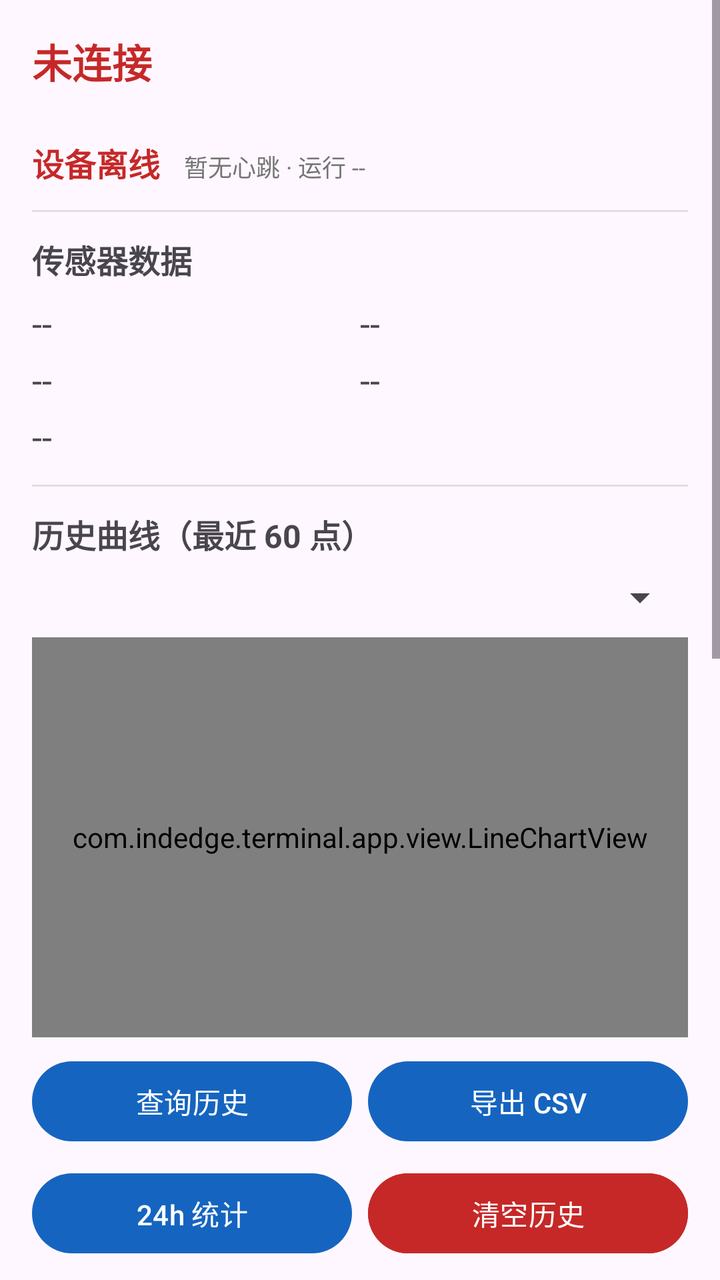
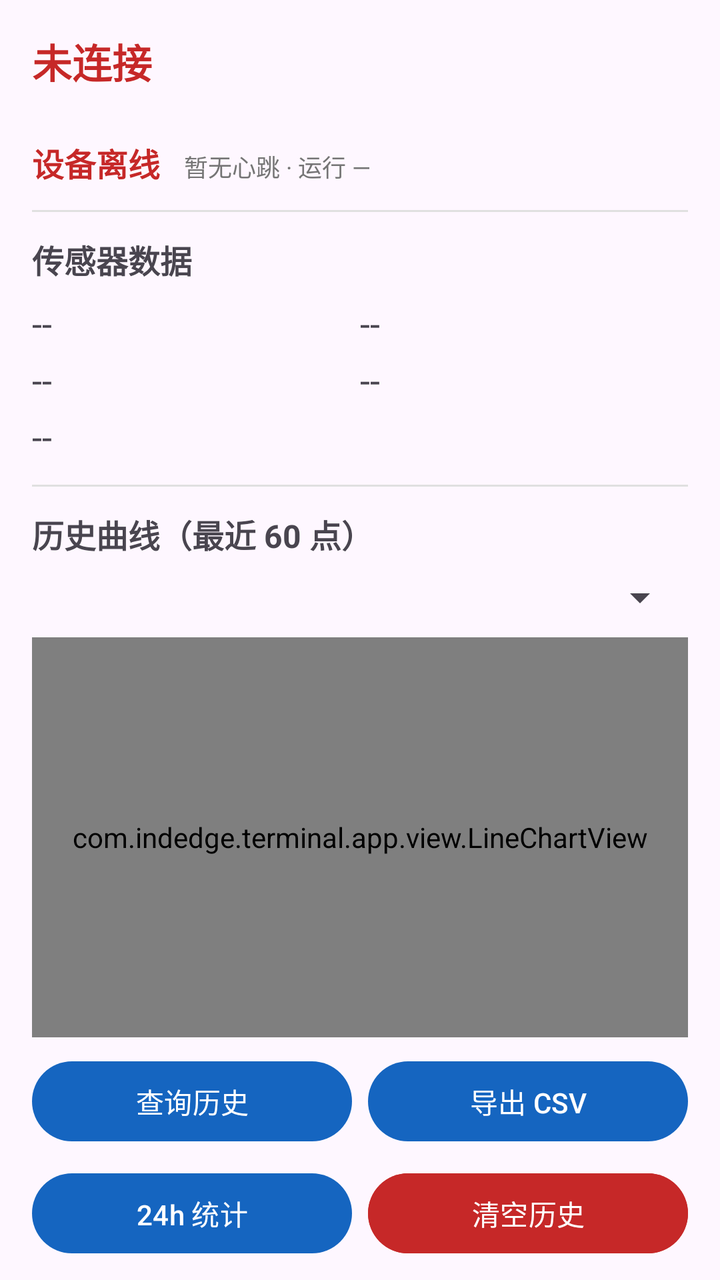

Screens rendered from an Android XML layout before and after an edit, with the pre-edit source and the edit as a unified diff.
<!-- AndroidManifest.xml: application theme Theme.IndustrialEdge -->
<!-- res/layout/fragment_status.xml -->
<?xml version="1.0" encoding="utf-8"?>
<ScrollView xmlns:android="http://schemas.android.com/apk/res/android"
    xmlns:app="http://schemas.android.com/apk/res-auto"
    android:layout_width="match_parent"
    android:layout_height="match_parent">

    <LinearLayout
        android:layout_width="match_parent"
        android:layout_height="wrap_content"
        android:orientation="vertical"
        android:padding="16dp">

        
        <TextView
            android:id="@+id/tvConnState"
            android:layout_width="wrap_content"
            android:layout_height="wrap_content"
            android:text="@string/not_connected"
            android:textSize="20sp"
            android:textStyle="bold"
            android:textColor="@color/red" />

        <TextView
            android:id="@+id/tvConnDetail"
            android:layout_width="wrap_content"
            android:layout_height="wrap_content"
            android:textSize="12sp"
            android:textColor="@color/gray" />

        <LinearLayout
            android:layout_width="match_parent"
            android:layout_height="wrap_content"
            android:layout_marginTop="8dp"
            android:orientation="horizontal">

            <TextView
                android:id="@+id/tvDeviceOnline"
                android:layout_width="wrap_content"
                android:layout_height="wrap_content"
                android:text="@string/device_offline"
                android:textSize="16sp"
                android:textStyle="bold"
                android:textColor="@color/red" />

            <TextView
                android:id="@+id/tvLastHb"
                android:layout_width="wrap_content"
                android:layout_height="wrap_content"
                android:layout_marginStart="12dp"
                android:text="@string/last_hb_none"
                android:textSize="12sp"
                android:textColor="@color/gray" />
        </LinearLayout>

        <View
            android:layout_width="match_parent"
            android:layout_height="1dp"
            android:layout_marginTop="12dp"
            android:layout_marginBottom="12dp"
            android:background="@color/divider" />

        
        <TextView
            android:layout_width="wrap_content"
            android:layout_height="wrap_content"
            android:text="@string/sensor_data"
            android:textSize="16sp"
            android:textStyle="bold" />

        <LinearLayout
            android:layout_width="match_parent"
            android:layout_height="wrap_content"
            android:layout_marginTop="8dp"
            android:orientation="horizontal">

            <TextView
                android:id="@+id/tvTemp"
                android:layout_width="0dp"
                android:layout_height="wrap_content"
                android:layout_weight="1"
                android:text="--"
                android:textSize="18sp" />

            <TextView
                android:id="@+id/tvHumid"
                android:layout_width="0dp"
                android:layout_height="wrap_content"
                android:layout_weight="1"
                android:text="--"
                android:textSize="18sp" />
        </LinearLayout>

        <LinearLayout
            android:layout_width="match_parent"
            android:layout_height="wrap_content"
            android:layout_marginTop="4dp"
            android:orientation="horizontal">

            <TextView
                android:id="@+id/tvGas"
                android:layout_width="0dp"
                android:layout_height="wrap_content"
                android:layout_weight="1"
                android:text="--"
                android:textSize="18sp" />

            <TextView
                android:id="@+id/tvCo2"
                android:layout_width="0dp"
                android:layout_height="wrap_content"
                android:layout_weight="1"
                android:text="--"
                android:textSize="18sp" />
        </LinearLayout>

        <TextView
            android:id="@+id/tvPress"
            android:layout_width="wrap_content"
            android:layout_height="wrap_content"
            android:layout_marginTop="4dp"
            android:text="--"
            android:textSize="18sp" />

        <View
            android:layout_width="match_parent"
            android:layout_height="1dp"
            android:layout_marginTop="12dp"
            android:layout_marginBottom="12dp"
            android:background="@color/divider" />

        
        <TextView
            android:layout_width="wrap_content"
            android:layout_height="wrap_content"
            android:text="@string/history_title"
            android:textSize="16sp"
            android:textStyle="bold" />

        <Spinner
            android:id="@+id/spMetric"
            android:layout_width="match_parent"
            android:layout_height="wrap_content"
            android:layout_marginTop="8dp" />

        <com.indedge.terminal.app.view.LineChartView
            android:id="@+id/historyChart"
            android:layout_width="match_parent"
            android:layout_height="200dp"
            android:layout_marginTop="8dp"
            android:background="@color/surface_soft" />

        <LinearLayout
            android:layout_width="match_parent"
            android:layout_height="wrap_content"
            android:layout_marginTop="8dp"
            android:orientation="horizontal">

            <Button
                android:id="@+id/btnQueryHistory"
                android:layout_width="0dp"
                android:layout_height="wrap_content"
                android:layout_weight="1"
                android:text="@string/history_query" />

            <Space
                android:layout_width="8dp"
                android:layout_height="wrap_content" />

            <Button
                android:id="@+id/btnExportCsv"
                android:layout_width="0dp"
                android:layout_height="wrap_content"
                android:layout_weight="1"
                android:text="@string/history_export" />
        </LinearLayout>

        <LinearLayout
            android:layout_width="match_parent"
            android:layout_height="wrap_content"
            android:layout_marginTop="8dp"
            android:orientation="horizontal">

            <Button
                android:id="@+id/btnStats"
                android:layout_width="0dp"
                android:layout_height="wrap_content"
                android:layout_weight="1"
                android:text="@string/stats_24h" />

            <Space
                android:layout_width="8dp"
                android:layout_height="wrap_content" />

            <Button
                android:id="@+id/btnClearHistory"
                android:layout_width="0dp"
                android:layout_height="wrap_content"
                android:layout_weight="1"
                android:backgroundTint="@color/red"
                android:text="@string/history_clear" />
        </LinearLayout>

        <View
            android:layout_width="match_parent"
            android:layout_height="1dp"
            android:layout_marginTop="12dp"
            android:layout_marginBottom="12dp"
            android:background="@color/divider" />

        
        <LinearLayout
            android:layout_width="match_parent"
            android:layout_height="wrap_content"
            android:orientation="horizontal">

            <TextView
                android:layout_width="0dp"
                android:layout_height="wrap_content"
                android:layout_weight="1"
                android:text="@string/alarm"
                android:textSize="16sp"
                android:textStyle="bold" />

            <Button
                android:id="@+id/btnClearAlarms"
                android:layout_width="wrap_content"
                android:layout_height="wrap_content"
                android:minWidth="0dp"
                android:paddingStart="12dp"
                android:paddingEnd="12dp"
                android:text="@string/clear_alarms" />

            <Button
                android:id="@+id/btnAlarmSettings"
                android:layout_width="wrap_content"
                android:layout_height="wrap_content"
                android:layout_marginStart="8dp"
                android:minWidth="0dp"
                android:paddingStart="12dp"
                android:paddingEnd="12dp"
                android:text="@string/alarm_settings" />
        </LinearLayout>

        <TextView
            android:id="@+id/tvAlarm"
            android:layout_width="wrap_content"
            android:layout_height="wrap_content"
            android:layout_marginTop="4dp"
            android:text="@string/no_alarm"
            android:textSize="16sp"
            android:textColor="@color/orange" />

        <LinearLayout
            android:id="@+id/alarmListContainer"
            android:layout_width="match_parent"
            android:layout_height="wrap_content"
            android:layout_marginTop="8dp"
            android:orientation="vertical" />

        <View
            android:layout_width="match_parent"
            android:layout_height="1dp"
            android:layout_marginTop="12dp"
            android:layout_marginBottom="12dp"
            android:background="@color/divider" />

        
        <LinearLayout
            android:layout_width="match_parent"
            android:layout_height="wrap_content"
            android:orientation="horizontal">

            <TextView
                android:layout_width="0dp"
                android:layout_height="wrap_content"
                android:layout_weight="1"
                android:text="@string/mqtt_log"
                android:textSize="15sp"
                android:textStyle="bold" />

            <Button
                android:id="@+id/btnClearLog"
                android:layout_width="wrap_content"
                android:layout_height="wrap_content"
                android:minWidth="0dp"
                android:paddingStart="12dp"
                android:paddingEnd="12dp"
                android:text="@string/clear_rx" />
        </LinearLayout>

        <ScrollView
            android:id="@+id/scrollRx"
            android:layout_width="match_parent"
            android:layout_height="150dp"
            android:layout_marginTop="4dp"
            android:background="@color/surface_soft"
            android:padding="8dp">

            <TextView
                android:id="@+id/tvRaw"
                android:layout_width="match_parent"
                android:layout_height="wrap_content"
                android:fontFamily="monospace"
                android:textSize="12sp"
                android:textColor="@color/gray" />
        </ScrollView>

        <View
            android:layout_width="match_parent"
            android:layout_height="1dp"
            android:layout_marginTop="12dp"
            android:layout_marginBottom="12dp"
            android:background="@color/divider" />

        
        <TextView
            android:layout_width="wrap_content"
            android:layout_height="wrap_content"
            android:text="@string/dbg_panel"
            android:textSize="16sp"
            android:textStyle="bold" />

        <com.google.android.material.textfield.TextInputLayout
            android:layout_width="match_parent"
            android:layout_height="wrap_content"
            android:layout_marginTop="8dp"
            android:hint="@string/dbg_topic_hint"
            app:boxBackgroundMode="outline">

            <com.google.android.material.textfield.TextInputEditText
                android:id="@+id/etDbgTopic"
                android:layout_width="match_parent"
                android:layout_height="wrap_content"
                android:inputType="text" />
        </com.google.android.material.textfield.TextInputLayout>

        <com.google.android.material.textfield.TextInputLayout
            android:layout_width="match_parent"
            android:layout_height="wrap_content"
            android:layout_marginTop="8dp"
            android:hint="@string/dbg_payload_hint"
            app:boxBackgroundMode="outline">

            <com.google.android.material.textfield.TextInputEditText
                android:id="@+id/etDbgPayload"
                android:layout_width="match_parent"
                android:layout_height="wrap_content"
                android:inputType="textMultiLine"
                android:minLines="2" />
        </com.google.android.material.textfield.TextInputLayout>

        <LinearLayout
            android:layout_width="match_parent"
            android:layout_height="wrap_content"
            android:layout_marginTop="8dp"
            android:orientation="horizontal">

            <Button
                android:id="@+id/btnDbgPublish"
                android:layout_width="0dp"
                android:layout_height="wrap_content"
                android:layout_weight="1"
                android:text="@string/publish" />

            <Space
                android:layout_width="8dp"
                android:layout_height="wrap_content" />

            <Button
                android:id="@+id/btnDbgSubscribe"
                android:layout_width="0dp"
                android:layout_height="wrap_content"
                android:layout_weight="1"
                android:text="@string/dbg_subscribe" />
        </LinearLayout>

    </LinearLayout>
</ScrollView>
<!-- resources referenced by this layout -->
<resources>
  <color name="divider">#E0E0E0</color>
  <color name="gray">#757575</color>
  <color name="orange">#EF6C00</color>
  <color name="red">#C62828</color>
  <color name="surface_soft">#F5F5F5</color>
  <string name="alarm">告警</string>
  <string name="alarm_settings">告警设置</string>
  <string name="clear_alarms">清空</string>
  <string name="clear_rx">清空</string>
  <string name="dbg_panel">调试发布（任意主题）</string>
  <string name="dbg_payload_hint">载荷（JSON）</string>
  <string name="dbg_subscribe">订阅</string>
  <string name="dbg_topic_hint">主题</string>
  <string name="device_offline">设备离线</string>
  <string name="history_clear">清空历史</string>
  <string name="history_export">导出 CSV</string>
  <string name="history_query">查询历史</string>
  <string name="history_title">历史曲线（最近 60 点）</string>
  <string name="last_hb_none">暂无心跳 · 运行 --</string>
  <string name="mqtt_log">MQTT 收发日志</string>
  <string name="no_alarm">暂无告警</string>
  <string name="not_connected">未连接</string>
  <string name="publish">发布</string>
  <string name="sensor_data">传感器数据</string>
  <string name="stats_24h">24h 统计</string>
  <style name="Theme.IndustrialEdge" parent="Theme.Material3.DayNight.NoActionBar">
          <item name="colorPrimary">@color/primary</item>
          <item name="colorPrimaryDark">@color/primary_dark</item>
          <item name="colorOnPrimary">#FFFFFF</item>
          <item name="android:statusBarColor">@color/primary_dark</item>
      </style>
  <color name="primary">#1565C0</color>
  <color name="primary_dark">#0D47A1</color>
</resources>

<!-- the commit's change to res/layout/fragment_status.xml (unified diff, before → after) -->
@@ -1,5 +1,6 @@
 <?xml version="1.0" encoding="utf-8"?>
-<ScrollView xmlns:android="http://schemas.android.com/apk/res/android"
+<androidx.core.widget.NestedScrollView xmlns:android="http://schemas.android.com/apk/res/android"
+    xmlns:tools="http://schemas.android.com/tools"
     xmlns:app="http://schemas.android.com/apk/res-auto"
     android:layout_width="match_parent"
     android:layout_height="match_parent">
@@ -288,7 +289,7 @@
                 android:text="@string/clear_rx" />
         </LinearLayout>
 
-        <ScrollView
+        <androidx.core.widget.NestedScrollView
             android:id="@+id/scrollRx"
             android:layout_width="match_parent"
             android:layout_height="150dp"
@@ -303,7 +304,7 @@
                 android:fontFamily="monospace"
                 android:textSize="12sp"
                 android:textColor="@color/gray" />
-        </ScrollView>
+        </androidx.core.widget.NestedScrollView>
 
         <View
             android:layout_width="match_parent"
@@ -375,4 +376,4 @@
         </LinearLayout>
 
     </LinearLayout>
-</ScrollView>
+</androidx.core.widget.NestedScrollView>
<!-- resource entries referenced after the edit -->
@@ -18,7 +18,7 @@
   <string name="history_export">导出 CSV</string>
   <string name="history_query">查询历史</string>
   <string name="history_title">历史曲线（最近 60 点）</string>
-  <string name="last_hb_none">暂无心跳 · 运行 --</string>
+  <string name="last_hb_none">暂无心跳 · 运行 —</string>
   <string name="mqtt_log">MQTT 收发日志</string>
   <string name="no_alarm">暂无告警</string>
   <string name="not_connected">未连接</string>
